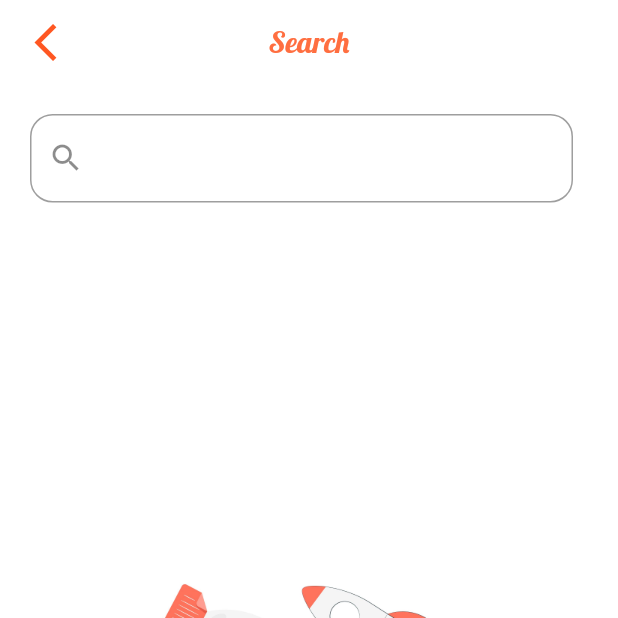
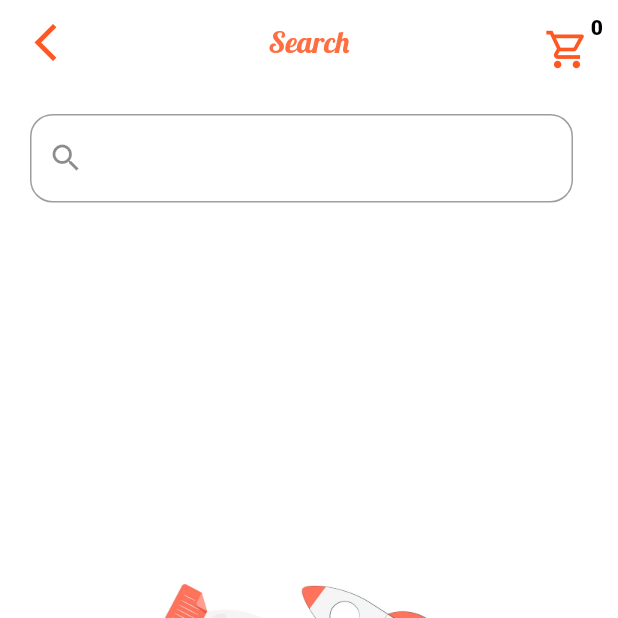
Before and after one commit to A7medking1/elctronic_store, a Flutter app: the HomeScreen screen opened directly, after a tap on the "search" icon, on a phone screen of 412 x 824 dp, the top half of it. Run offline on Flutter 3.47's test engine with Material 2 defaults, Android fonts, the phone set to English and light mode, and no system bars; our stand-ins replace cached_network_image, carousel_slider, dio, equatable, flutter_svg, get and 4 more; accounts and stored records are empty; network calls fail.

Commit message:
finish cart2

```diff
--- a/lib/src/view/pages/home_screen/home_screen.dart
+++ b/lib/src/view/pages/home_screen/home_screen.dart
@@ -22,8 +22,7 @@ class HomeScreen extends StatelessWidget {
         child: CustomAppBarWidget(
           title: 'Ecommerce App',
           leadingBack: false,
-          actions: [
-            Padding(
+          actions: Padding(
               padding: const EdgeInsets.all(8.0),
               child: IconButton(
                 onPressed: () => Get.to(() => SearchScreen()),
@@ -34,18 +33,7 @@ class HomeScreen extends StatelessWidget {
                 ),
               ),
             ),
-            Padding(
-              padding: const EdgeInsets.all(8.0),
-              child: IconButton(
-                onPressed: () => Get.to(() => const CartScreen()),
-                icon: Icon(
-                  Icons.shopping_cart_outlined,
-                  color: AppConstant().kPrimaryColor,
-                  size: 30,
-                ),
-              ),
-            ),
-          ],
+
         ),
       ),
       body: Padding(
--- a/lib/src/view/pages/product_detail_screen/product_detail_screen.dart
+++ b/lib/src/view/pages/product_detail_screen/product_detail_screen.dart
@@ -23,7 +23,7 @@ class ProductDetailScreen extends StatelessWidget {
         preferredSize: Size.fromHeight(AppBar().preferredSize.height),
         child: CustomAppBarWidget(
           title: "",
-          actions: [
+          actions:
             GetBuilder(
               init: Get.find<ProductsController>(),
               builder: (controller) => InkWell(
@@ -31,7 +31,7 @@ class ProductDetailScreen extends StatelessWidget {
                   controller.changeFavorite(productModel.id);
                 },
                 child: Padding(
-                  padding: const EdgeInsetsDirectional.only(end: 20, top: 10),
+                  padding: const EdgeInsetsDirectional.only(end: 10, top: 10),
                   child: CircleAvatar(
                     backgroundColor: controller.favorites[productModel.id]!
                         ? Colors.deepOrange
@@ -46,7 +46,6 @@ class ProductDetailScreen extends StatelessWidget {
                 ),
               ),
             ),
-          ],
           leadingBack: true,
         ),
       ),
--- a/lib/src/view/pages/profile_screen/profile_screen.dart
+++ b/lib/src/view/pages/profile_screen/profile_screen.dart
@@ -13,7 +13,7 @@ class ProfileScreen extends StatelessWidget {
   @override
   Widget build(BuildContext context) {
     return GetBuilder<ProfileController>(
-      init: Get.find<ProfileController>(),
+      init: Get.find<ProfileController>() ,
       builder: (controller) {
         return !controller.isLoading.value
             ? Scaffold(
--- a/lib/src/view/widgets/custom_app_bar.dart
+++ b/lib/src/view/widgets/custom_app_bar.dart
@@ -2,27 +2,41 @@ import 'package:flutter/material.dart';
 import 'package:get/get.dart';
 import 'package:google_fonts/google_fonts.dart';
 
+import '../../core/app_constant.dart';
+import '../pages/cart_screen/cart_screen.dart';
+
 class CustomAppBarWidget extends StatelessWidget {
+  final Widget? actions;
 
-  final List<Widget>? actions ;
-  final String  title ;
+  final String title;
+
   final bool leadingBack;
-  final bool? centerTitle ;
+  final bool? centerTitle;
 
-
+  final bool? isCartScreen;
 
   const CustomAppBarWidget({
-    Key? key, this.actions, required this.title, required this.leadingBack, this.centerTitle,
+    Key? key,
+    this.actions,
+    required this.title,
+    required this.leadingBack,
+    this.centerTitle,
+    this.isCartScreen = false,
   }) : super(key: key);
-
 
   @override
   Widget build(BuildContext context) {
     return AppBar(
-      title: Text(title,style: GoogleFonts.lobster(
-          fontSize: 20, color: Colors.deepOrangeAccent,),),
+      title: Text(
+        title,
+        style: GoogleFonts.lobster(
+          fontSize: 20,
+          color: Colors.deepOrangeAccent,
+        ),
+      ),
       centerTitle: centerTitle ?? false,
-      leading: leadingBack ? Padding(
+      leading: leadingBack
+          ? Padding(
               padding: const EdgeInsets.only(left: 15),
               child: IconButton(
                 onPressed: () => Get.back(),
@@ -31,8 +45,41 @@ class CustomAppBarWidget extends StatelessWidget {
                   size: 30,
                 ),
               ),
-      ) : null,
-      actions: actions,
+            )
+          : null,
+      actions: [
+        !isCartScreen!
+            ? Padding(
+          padding: const EdgeInsets.all(10.0),
+          child: Stack(
+            alignment: AlignmentDirectional.topEnd,
+            children: [
+              IconButton(
+                onPressed: () => Get.to(() => const CartScreen()),
+                icon: Icon(
+                  Icons.shopping_cart_outlined,
+                  color: AppConstant().kPrimaryColor,
+                  size: 30,
+                ),
+              ),
+              const Positioned(
+                  child: Text( '0'
+                   /* Get.put(CartController(Get.find()))
+                        .cartsModel!
+                        .data
+                        .length
+                        .toString() ??
+                        ''*/,
+                    style: TextStyle(
+                        color: Colors.black, fontWeight: FontWeight.w800),
+                  )),
+            ],
+          ),
+        )
+            : const SizedBox().marginZero,
+        actions ?? const SizedBox().marginZero,
+
+      ],
     );
   }
 }
--- a/pubspec.yaml
+++ b/pubspec.yaml
@@ -48,7 +48,7 @@ dependencies:
   shared_preferences: ^2.0.15
   carousel_slider: ^4.1.1
   quickalert: ^1.0.0
-  permission_handler: ^10.2.0
+  #permission_handler: ^10.2.0
 
 dev_dependencies:
   flutter_test:
```
Also changed, not shown: lib/src/view/pages/auth/controller/auth_controller.dart (+13 -3 lines), lib/src/view/pages/cart_screen/cart_screen.dart (+34 -13 lines), pubspec.lock, 2 other files. Lines whose indentation alone changed are shown as unchanged.
